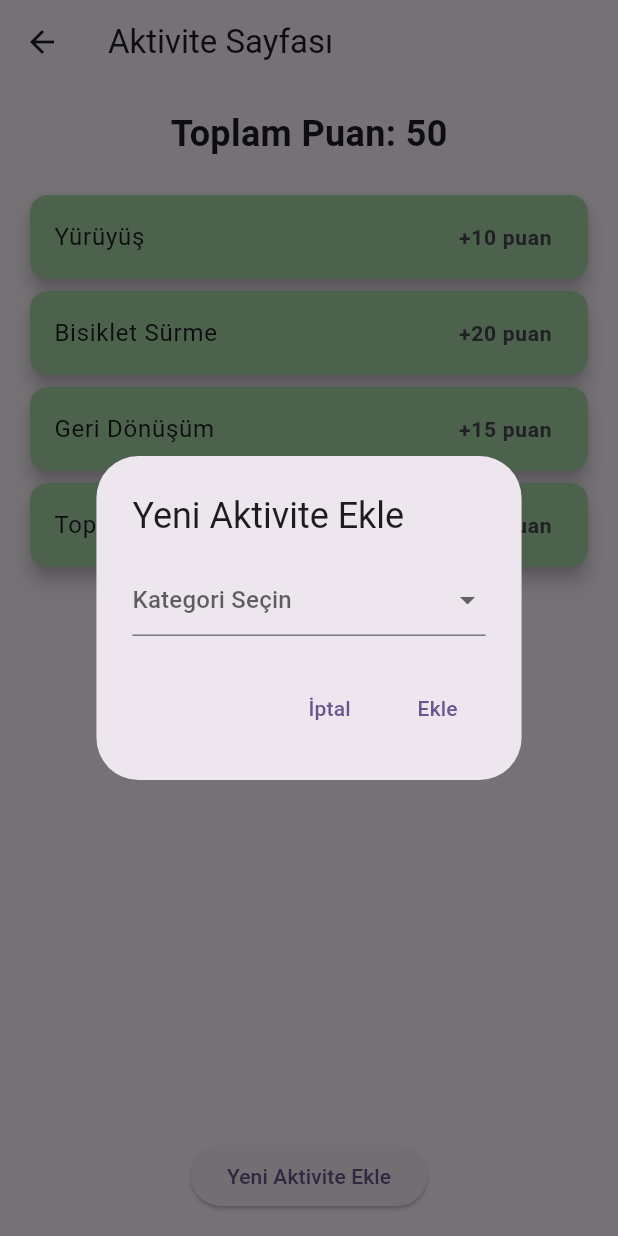
After one commit to mehmetakifkucukkaya/EcoTrack_OUA, a Flutter app: the ActivityPage screen opened by its route, after a tap on "Yeni Aktivite Ekle", on a phone screen of 412 x 824 dp. The commit adds this screen. Run offline on Flutter 3.47's test engine with Material 3 defaults, Android fonts, the phone set to English and light mode, and no system bars; our stand-ins replace camera, convex_bottom_bar, firebase_auth, firebase_core, get, google_generative_ai and 2 more; missing offline and left inert: tflite_v2; accounts and stored records are empty; network calls fail.

Commit message:
Created Activity page

```diff
--- a/lib/main.dart
+++ b/lib/main.dart
@@ -1,3 +1,4 @@
+import 'package:eco_track/views/activity.dart';
 import 'package:eco_track/views/camera_view.dart';
 import 'package:eco_track/views/home_view.dart';
 import 'package:eco_track/views/profile_page.dart';
@@ -33,6 +34,7 @@ class MyApp extends StatelessWidget {
         '/': (context) => const HomeView(),
         '/profile': (context) => const ProfilePage(),
         '/cameraScan': (context) => const CameraView(),
+        '/activity': (context) => const ActivityPage(),
       },
     );
   }
--- /dev/null
+++ b/lib/model/activity.dart
@@ -0,0 +1,6 @@
+class EcoPuan {
+  String activityName;
+  int puan;
+
+  EcoPuan({required this.activityName, required this.puan});
+}
--- /dev/null
+++ b/lib/model/activity_category.dart
@@ -0,0 +1,6 @@
+class AktiviteKategori {
+  String kategoriAdi;
+  int puan;
+
+  AktiviteKategori({required this.kategoriAdi, required this.puan});
+}
--- /dev/null
+++ b/lib/views/activity.dart
@@ -0,0 +1,137 @@
+import 'package:eco_track/model/activity.dart';
+import 'package:eco_track/model/activity_category.dart';
+import 'package:flutter/material.dart';
+
+class ActivityPage extends StatefulWidget {
+  const ActivityPage({super.key});
+
+  @override
+  _ActivityPageState createState() => _ActivityPageState();
+}
+
+class _ActivityPageState extends State<ActivityPage> {
+  List<EcoPuan> aktiviteler = [
+    EcoPuan(activityName: "Yürüyüş", puan: 10),
+    EcoPuan(activityName: "Bisiklet Sürme", puan: 20),
+    EcoPuan(activityName: "Geri Dönüşüm", puan: 15),
+    EcoPuan(activityName: "Toplu Taşıma Kullanma", puan: 5),
+  ];
+
+  int toplamPuan = 50;
+
+  List<AktiviteKategori> kategoriler = [
+    AktiviteKategori(kategoriAdi: "Yürüyüş", puan: 10),
+    AktiviteKategori(kategoriAdi: "Bisiklet Sürme", puan: 20),
+    AktiviteKategori(kategoriAdi: "Geri Dönüşüm", puan: 15),
+    AktiviteKategori(kategoriAdi: "Toplu Taşıma Kullanma", puan: 5),
+    AktiviteKategori(kategoriAdi: "Enerji Tasarrufu", puan: 25),
+    AktiviteKategori(kategoriAdi: "Ağaç Dikme", puan: 30),
+    AktiviteKategori(kategoriAdi: "Su Tasarrufu", puan: 10),
+    AktiviteKategori(kategoriAdi: "Organik Gıda Tüketimi", puan: 20),
+    AktiviteKategori(
+        kategoriAdi: "Yenilenebilir Enerji Kullanımı", puan: 40),
+    AktiviteKategori(kategoriAdi: "Doğa Temizliği", puan: 50),
+  ];
+
+  void puanEkle(int puan) {
+    setState(() {
+      toplamPuan += puan;
+    });
+  }
+
+  void aktiviteEkle(String ad, int puan) {
+    setState(() {
+      aktiviteler.add(EcoPuan(activityName: ad, puan: puan));
+      puanEkle(puan);
+    });
+  }
+
+  Future<void> _showAddActivityDialog() async {
+    AktiviteKategori? secilenKategori;
+
+    return showDialog<void>(
+      context: context,
+      builder: (BuildContext context) {
+        return AlertDialog(
+          title: const Text('Yeni Aktivite Ekle'),
+          content: DropdownButtonFormField<AktiviteKategori>(
+            hint: const Text('Kategori Seçin'),
+            items: kategoriler.map((AktiviteKategori kategori) {
+              return DropdownMenuItem<AktiviteKategori>(
+                value: kategori,
+                child: Text(kategori.kategoriAdi),
+              );
+            }).toList(),
+            onChanged: (value) {
+              secilenKategori = value;
+            },
+          ),
+          actions: <Widget>[
+            TextButton(
+              child: const Text('İptal'),
+              onPressed: () {
+                Navigator.of(context).pop();
+              },
+            ),
+            TextButton(
+              child: const Text('Ekle'),
+              onPressed: () {
+                if (secilenKategori != null) {
+                  aktiviteEkle(
+                      secilenKategori!.kategoriAdi, secilenKategori!.puan);
+                  Navigator.of(context).pop();
+                }
+              },
+            ),
+          ],
+        );
+      },
+    );
+  }
+
+  @override
+  Widget build(BuildContext context) {
+    return Scaffold(
+      appBar: AppBar(
+        title: const Text("Aktivite Sayfası"),
+      ),
+      body: Padding(
+        padding: const EdgeInsets.all(16.0),
+        child: Column(
+          children: [
+            Text(
+              "Toplam Puan: $toplamPuan",
+              style: const TextStyle(
+                  fontSize: 24, fontWeight: FontWeight.bold),
+            ),
+            const SizedBox(height: 20),
+            Expanded(
+              child: ListView.builder(
+                itemCount: aktiviteler.length,
+                itemBuilder: (context, index) {
+                  return Card(
+                    color: Colors.green[200],
+                    elevation: 5,
+                    child: ListTile(
+                      title: Text(aktiviteler[index].activityName),
+                      trailing: Text(
+                        "+${aktiviteler[index].puan} puan",
+                        style: const TextStyle(
+                            fontSize: 14, fontWeight: FontWeight.w600),
+                      ),
+                      onTap: () => puanEkle(aktiviteler[index].puan),
+                    ),
+                  );
+                },
+              ),
+            ),
+            ElevatedButton(
+              onPressed: _showAddActivityDialog,
+              child: const Text('Yeni Aktivite Ekle'),
+            ),
+          ],
+        ),
+      ),
+    );
+  }
+}
--- a/lib/views/home_page.dart
+++ b/lib/views/home_page.dart
@@ -46,7 +46,9 @@ class HomePage extends StatelessWidget {
               height: 30,
             ),
             ElevatedButton(
-                onPressed: () {},
+              onPressed: () {
+                Navigator.of(context).pushNamed('/activity');
+              },
               style: ElevatedButton.styleFrom(
                 elevation: 5,
                 backgroundColor: Colors.teal[300],
@@ -60,12 +62,6 @@ class HomePage extends StatelessWidget {
           ],
         ),
       ),
-
-        //* Aktivite Ekleme Butonu
-        floatingActionButton: FloatingActionButton(
-          onPressed: () {},
-          backgroundColor: Colors.green[300],
-          child: const Icon(Icons.add),
-        ));
+    );
   }
 }
--- a/lib/views/home_view.dart
+++ b/lib/views/home_view.dart
@@ -37,7 +37,7 @@ class _HomeViewState extends State<HomeView> {
         backgroundColor: Colors.green,
         style: TabStyle.titled,
         items: const <TabItem>[
-          TabItem(icon: Icons.insert_chart, title: 'İstatistiklerim'),
+          TabItem(icon: Icons.insert_chart, title: 'Kamera'),
           TabItem(icon: Icons.home, title: 'Ana Sayfa'),
           TabItem(icon: Icons.chat, title: 'ChatBot'),
           TabItem(icon: Icons.person, title: 'Profil'),
```
Lines whose indentation alone changed are shown as unchanged.
